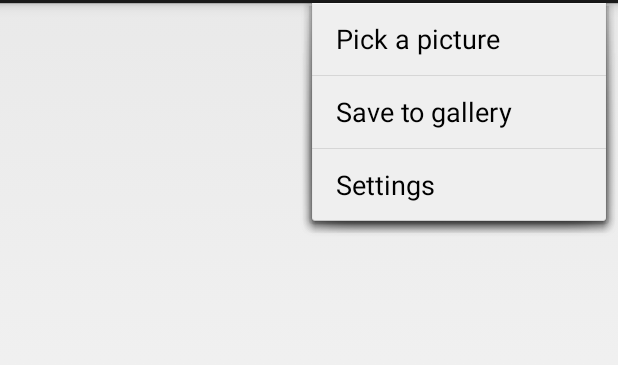
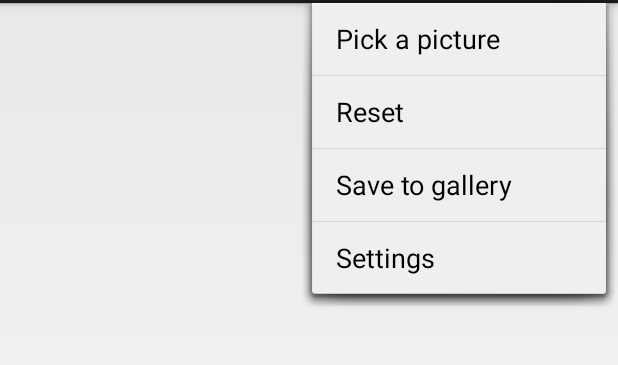
Before and after one commit to fukayatsu/hogeyuki-for-android, an Android app: the screen it shows after launch (MainActivity), with the options menu open, on a phone screen of 412 x 824 dp, the part 69-434 px from its top. Run offline under Robolectric (Android 15) with nearby library versions, the phone set to English and light mode, and no system bars.

Commit message:
Add getting image function

```diff
--- a/app/src/main/AndroidManifest.xml
+++ b/app/src/main/AndroidManifest.xml
@@ -1,6 +1,11 @@
 <?xml version="1.0" encoding="utf-8"?>
 <manifest xmlns:android="http://schemas.android.com/apk/res/android"
     package="com.fukayatsu.hogeyuki" >
+
+    <uses-permission android:name="android.permission.CAMERA" />
+    <uses-permission android:name="android.permission.WRITE_EXTERNAL_STORAGE" />
+
+    <uses-feature android:name="android.hardware.camera" android:required="false" />
 
     <application
         android:allowBackup="true"
--- a/app/src/main/res/layout/activity_main.xml
+++ b/app/src/main/res/layout/activity_main.xml
@@ -8,4 +8,10 @@
     android:paddingBottom="@dimen/activity_vertical_margin"
     tools:context=".MainActivity">
 
+    <ImageView
+            android:layout_width="match_parent"
+            android:layout_height="fill_parent"
+            android:id="@+id/imageView"
+            android:layout_centerVertical="true"
+            android:layout_alignParentLeft="true"/>
 </RelativeLayout>
--- a/app/src/main/res/menu/main.xml
+++ b/app/src/main/res/menu/main.xml
@@ -13,6 +13,10 @@
           android:icon="@android:drawable/ic_menu_gallery"
           android:title="Pick a picture"
           android:showAsAction="ifRoom" />
+    <item android:id="@+id/action_reset"
+          android:title="Reset"
+          android:orderInCategory="90"
+          android:showAsAction="never" />
     <item android:id="@+id/action_save"
           android:title="Save to gallery"
           android:orderInCategory="90"
```
Also changed, not shown: app/src/main/java/com/fukayatsu/hogeyuki/MainActivity.java (+50 -2 lines).
